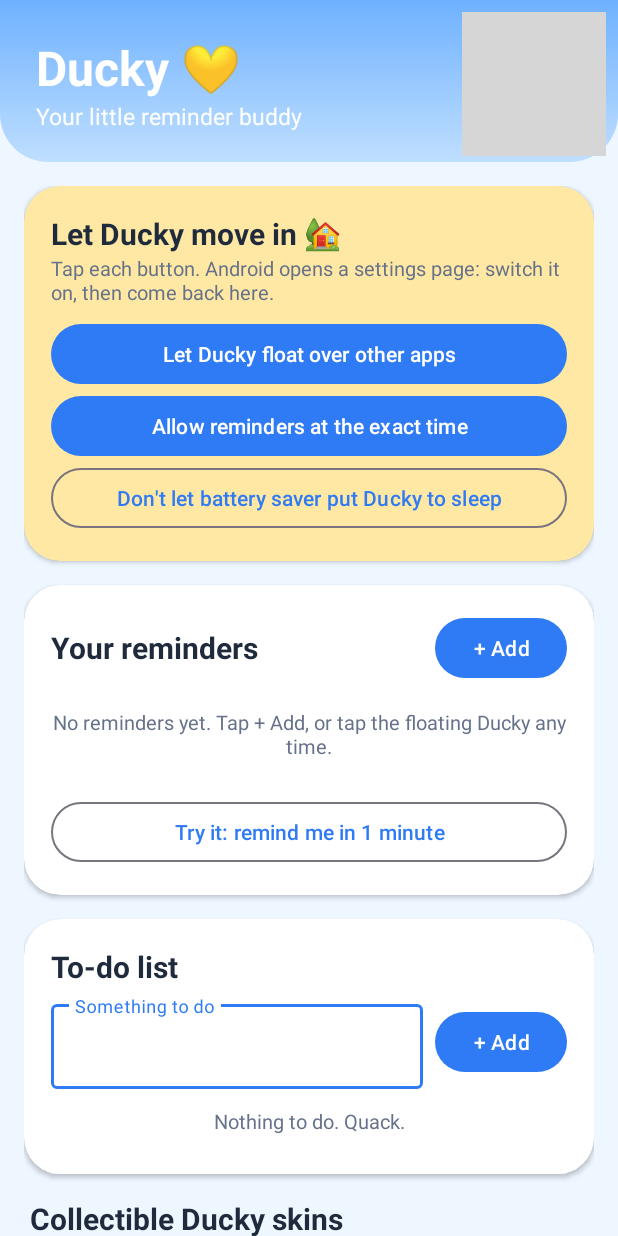
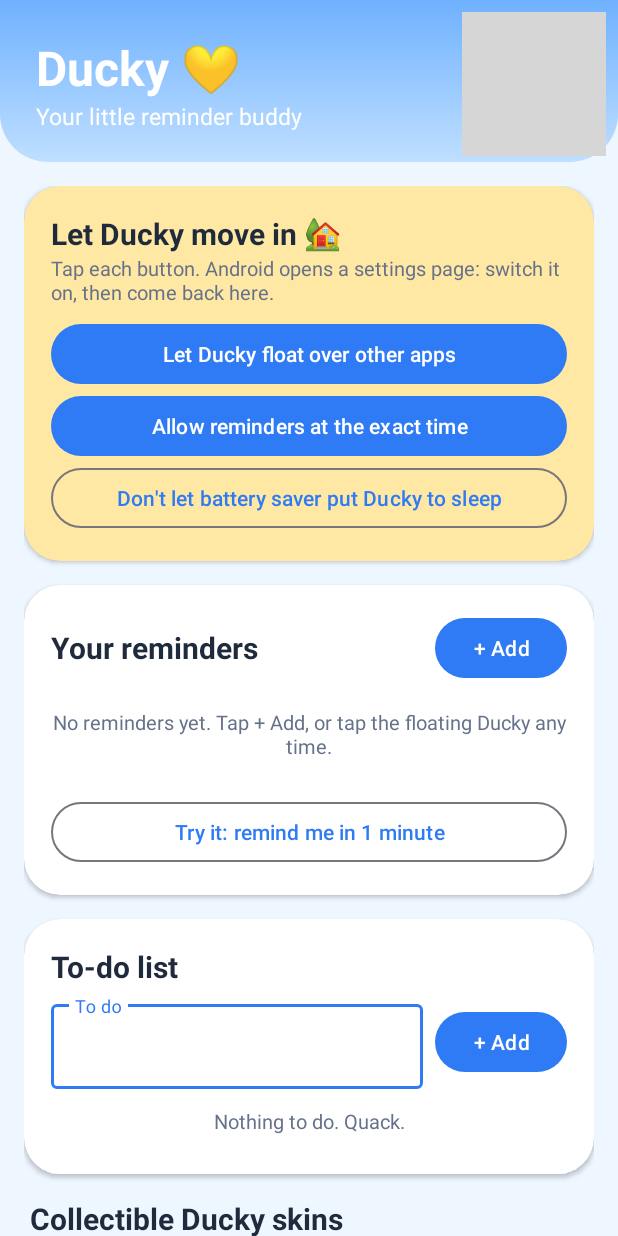
Before and after one commit to magnunopus7-cyber/reminder-ducky, an Android app: the screen it shows after launch (MainActivity), on a phone screen of 412 x 824 dp. Run offline under Robolectric (Android 15) with nearby library versions, the phone set to English and light mode, and no system bars; grey boxes are pictures that could not be loaded.

Commit message:
Shorter to-do hint so it fits
Co-Authored-By: Claude Opus 5.5 (1M context) <noreply@anthropic.com>
Claude-Session: https://claude.ai/code/session_01RVCFduhiL9S1EcWF7mL4qc

```diff
--- a/app/src/main/res/values/strings.xml
+++ b/app/src/main/res/values/strings.xml
@@ -104,7 +104,7 @@
     <string name="done_page">Done</string>
     <string name="autosave_note">Changes are saved automatically.</string>
     <string name="todo_title">To-do list</string>
-    <string name="todo_hint">Something to do</string>
+    <string name="todo_hint">To do</string>
     <string name="todo_empty">Nothing to do. Quack.</string>
     <string name="todo_clear">Clear ticked items</string>
     <string name="menu_alarm">Set an alarm</string>
```
